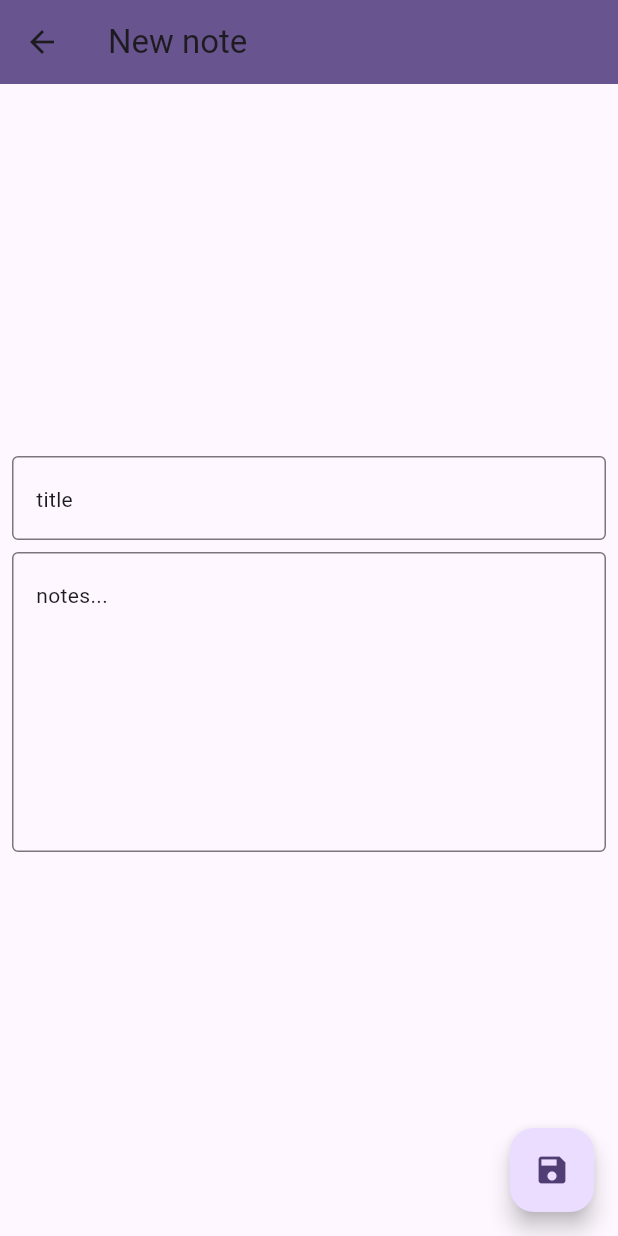
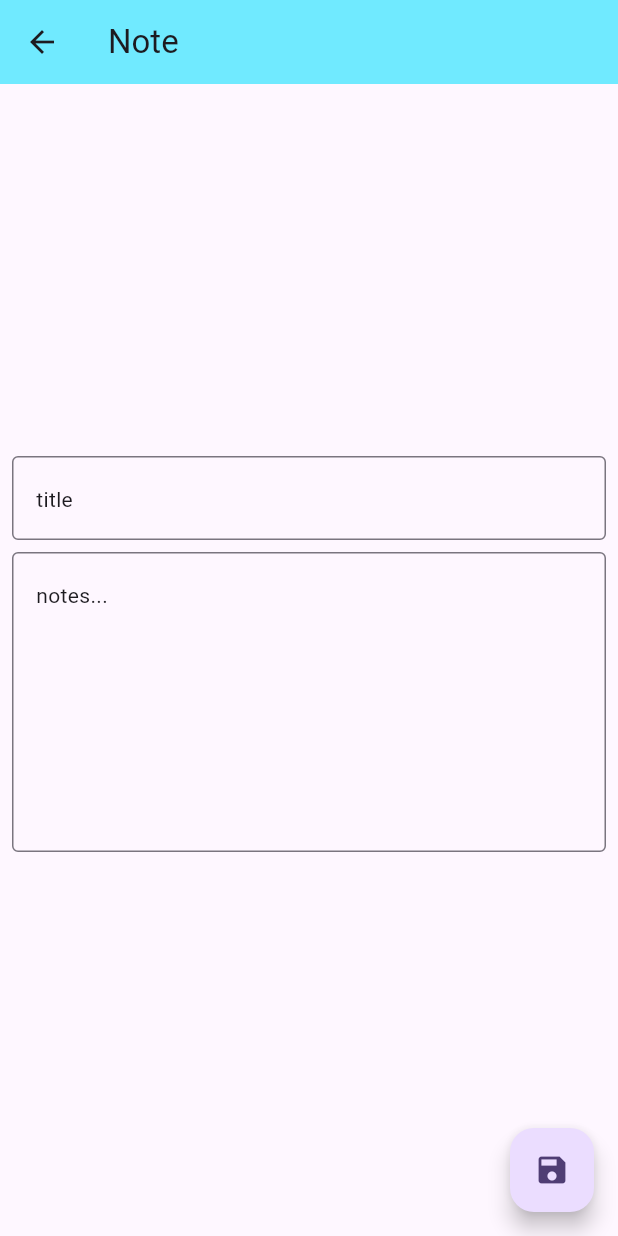
Before and after one commit to Verrin1243/note_app, a Flutter app: the screen it shows after launch, after a tap on the "add" icon, on a phone screen of 412 x 824 dp. Run offline on Flutter 3.47's test engine with Material 3 defaults, Android fonts, the phone set to English and light mode, and no system bars; our stand-ins replace shared_preferences.

Commit message:
improve color

```diff
--- a/lib/components/note_card.dart
+++ b/lib/components/note_card.dart
@@ -28,7 +28,7 @@ class NoteCard extends StatelessWidget {
           onCardClick(context)
         },
         child: Card(
-          color: Color.fromARGB(255, 143, 58, 192),
+          color: Color.fromARGB(255, 156, 198, 253),
           child: Padding(
             padding: EdgeInsets.all(16),
             child: Column(
@@ -39,7 +39,7 @@ class NoteCard extends StatelessWidget {
                     name,
                     textAlign: TextAlign.left,
                     style: TextStyle(
-                      color: Color.fromARGB(255, 255, 255, 255),
+                      color: Color.fromARGB(255, 46, 46, 46),
                       fontSize: 16,
                       fontWeight: FontWeight.bold
                     )
@@ -53,7 +53,7 @@ class NoteCard extends StatelessWidget {
                       notes,
                       textAlign: TextAlign.left,
                       style: TextStyle(
-                        color: Color.fromARGB(255, 255, 255, 255),
+                        color: Color.fromARGB(255, 46, 46, 46),
                       )
                     ),
                   )
--- a/lib/main.dart
+++ b/lib/main.dart
@@ -70,12 +70,12 @@ class _MyHomePageState extends State<MyHomePage> {
   Widget build(BuildContext context) {
     return Scaffold(
       appBar: AppBar(
-        backgroundColor: Theme.of(context).colorScheme.inversePrimary,
+        backgroundColor: Color.fromARGB(255, 112, 179, 255),
         title: Text(widget.title),
       ),
-      body: Center(
+      body: Align(
+        alignment: Alignment.topCenter,
         child: Column(
-          mainAxisAlignment: MainAxisAlignment.center,
           children:
             List.generate(_userNotes.notes.length, (index){
               return NoteCard(_userNotes.notes[index].name, _userNotes.notes[index].note as String, _userNotes.notes[index].guid as String, _getUserNotes);
--- a/lib/notepad/note_form.dart
+++ b/lib/notepad/note_form.dart
@@ -80,8 +80,8 @@ class NoteFormState extends State<NoteForm> {
  Widget build (BuildContext context) {
     return Scaffold(
       appBar: AppBar(
-        backgroundColor: Theme.of(context).colorScheme.primary,
-        title: Text('New note'),
+        backgroundColor: Color.fromARGB(255, 112, 234, 255),
+        title: Text('Note'),
       ),
       floatingActionButton: FloatingActionButton(
         onPressed: saveNotes,
```
